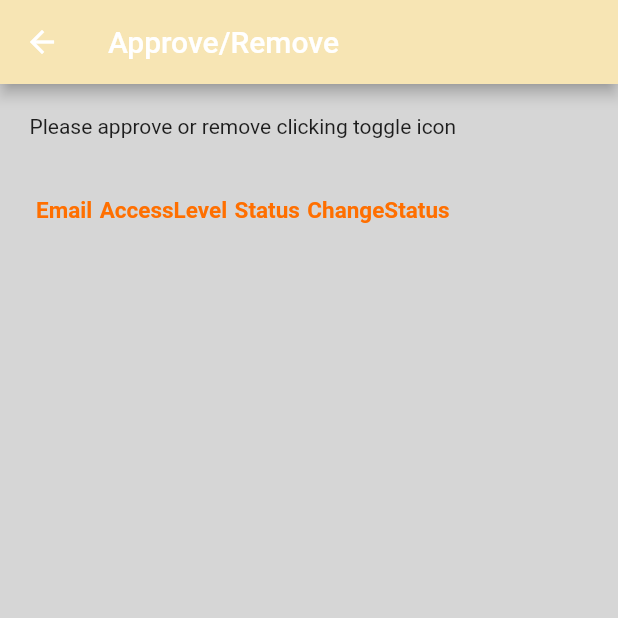
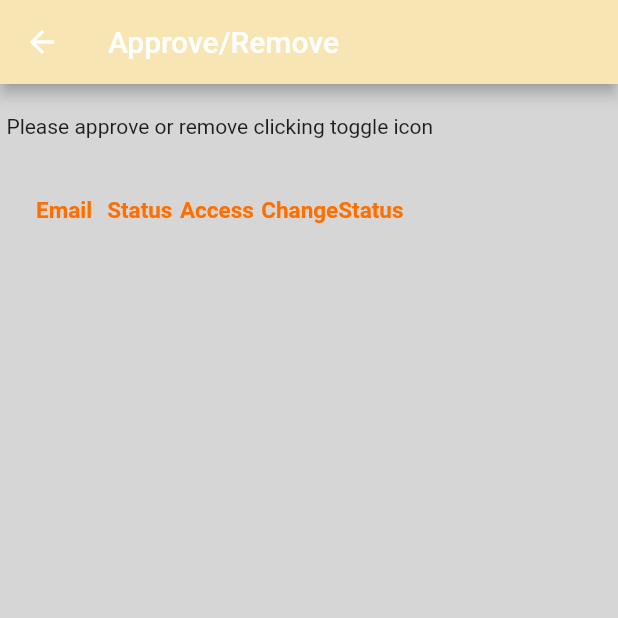
Before and after one commit to chetanshivaji/inputInfoGram, a Flutter app: the approve screen opened by its route, on a phone screen of 412 x 824 dp, the top half of it. Run offline on Flutter 3.47's test engine with Material 2 defaults, Android fonts, the phone set to English and light mode, and no system bars; our stand-ins replace cloud_firestore, firebase_auth, firebase_core; accounts and stored records are empty; network calls fail; Roboto replaces fonts that are missing (RobotoMono).

Commit message:
admin can select  user access type, done wow!

```diff
--- a/lib/approvalList.dart
+++ b/lib/approvalList.dart
@@ -1,7 +1,8 @@
 import 'package:firebase_auth/firebase_auth.dart';
 import 'package:flutter/material.dart';
+import 'package:inputgram/consts.dart';
 import 'package:inputgram/util.dart';
-
+import 'package:inputgram/consts.dart';
 import 'package:cloud_firestore/cloud_firestore.dart';
 
 class approvalList extends StatefulWidget {
@@ -24,7 +25,65 @@ class _approvalListState extends State<approvalList> {
       List<DataCell> ldataCell = [];
 
       ldataCell.add(DataCell(Text(l.get("mail"))));
-      ldataCell.add(DataCell(Text(l.get("accessLevel").toString())));
+
+      ldataCell.add(
+        DataCell(
+          DropdownButton(
+            borderRadius: BorderRadius.circular(12.0),
+            dropdownColor: clrAmber,
+
+            alignment: Alignment.topLeft,
+
+            // Initial Value
+            value: access,
+            // Down Arrow Icon
+            icon: Icon(
+              Icons.sort,
+              color: clrAmber,
+            ),
+            // Array list of items
+            items: accessItems.map(
+              (String accessItems) {
+                return DropdownMenuItem(
+                  value: accessItems,
+                  child: Text(accessItems),
+                );
+              },
+            ).toList(),
+            // After selecting the desired option,it will
+            // change button value to selected value
+            onChanged: (String? newAccessValue) async {
+              if (newAccessValue != access) {
+                //START update the access level in Db
+                var ls = await getLoggedInUserVillagePin();
+                await FirebaseFirestore.instance
+                    .collection(ls[0] + ls[1])
+                    .doc("pendingApproval")
+                    .collection("pending")
+                    .doc(l.get("mail"))
+                    .update({'accessLevel': newAccessValue});
+                //END update the access level in Db
+                /*
+                setState(
+                  () {
+                    //set access to new selected level
+                    //access = newAccessValue!;
+                  },
+                );
+                */
+              }
+            },
+          ),
+        ),
+      );
+      ldataCell.add(
+        DataCell(
+          Text(
+            l.get("accessLevel"),
+            style: TextStyle(color: Colors.blue, fontWeight: FontWeight.bold),
+          ),
+        ),
+      );
       ldataCell.add(DataCell(Text(l.get("approved").toString())));
 
       ldataCell.add(
@@ -56,7 +115,7 @@ class _approvalListState extends State<approvalList> {
               color: Colors.black,
             ),
             splashColor: Colors.blue,
-            tooltip: "Send notification to Pay",
+            tooltip: "Toggle to approve/disapprove user",
           ),
         ),
       );
@@ -92,13 +151,19 @@ class _approvalListState extends State<approvalList> {
             ),
             DataColumn(
               label: Text(
-                'AccessLevel',
+                '',
                 style: getStyle("PENDING"),
               ),
             ),
             DataColumn(
               label: Text(
                 'Status',
+                style: getStyle("PENDING"),
+              ),
+            ),
+            DataColumn(
+              label: Text(
+                'Access',
                 style: getStyle("PENDING"),
               ),
             ),
--- a/lib/consts.dart
+++ b/lib/consts.dart
@@ -29,3 +29,18 @@ var items = [
   "2021",
   "2022",
 ];
+
+enum accessLevel {
+  zeroAccess,
+  viewer,
+  collector,
+  superUser,
+}
+String access = "select";
+var accessItems = [
+  "select",
+  "Viewer",
+  "Collector",
+  "Spender",
+  "SuperUser",
+];
```
Also changed, not shown: 1 other file.
